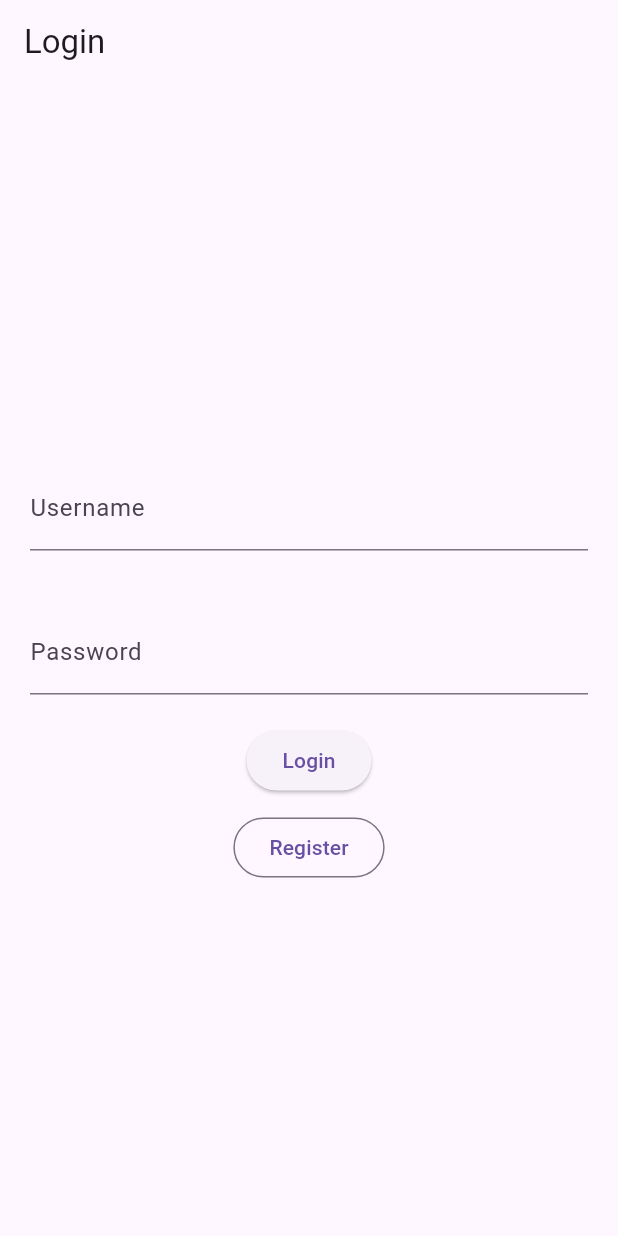
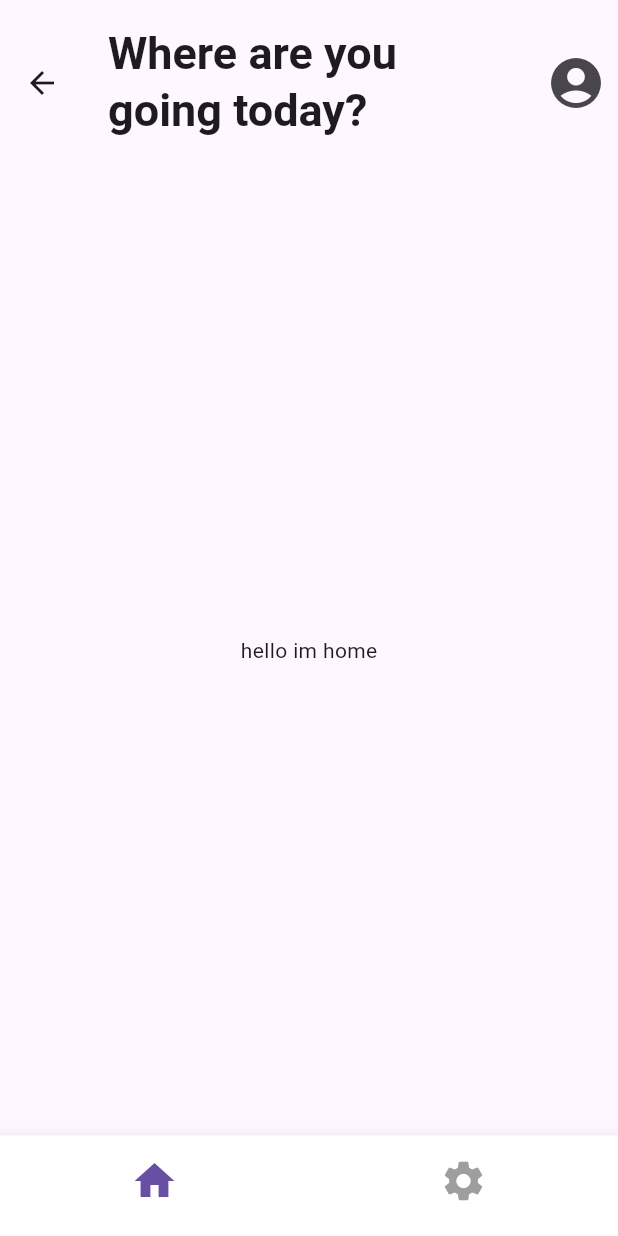
Before and after one commit to lestherbualan/flutter-delivery, a Flutter app: the screen it shows after launch, on a phone screen of 412 x 824 dp. Run offline on Flutter 3.47's test engine with Material 3 defaults, Android fonts, the phone set to English and light mode, and no system bars; our stand-ins replace geocoding, geolocator; missing offline and left inert: flutter_osm_plugin, geodesy; Roboto replaces fonts that are missing (Montserrat); project files that could hold a hidden picture were left out.

Commit message:
add dashboard screen and bottom navigation

```diff
--- a/lib/authentication_screen/login_screen.dart
+++ b/lib/authentication_screen/login_screen.dart
@@ -1,6 +1,7 @@
 import 'package:flutter/material.dart';
 import '../map_app/app.dart'; // Importing the app.dart file
 import 'registration_screen.dart'; // Importing the registration screen file
+import '../dashboard_screen/dashboard_screen.dart'; //
 
 class LoginScreen extends StatelessWidget {
   const LoginScreen({Key? key});
@@ -37,7 +38,8 @@ class LoginScreen extends StatelessWidget {
                 // Simulating successful login, navigate to App.dart
                 Navigator.pushReplacement(
                   context,
-                  MaterialPageRoute(builder: (context) => const MyApp()),
+                  MaterialPageRoute(
+                      builder: (context) => const DashboardScreen()),
                 );
               },
               child: const Text('Login'),
--- /dev/null
+++ b/lib/dashboard_screen/dashboard_screen.dart
@@ -0,0 +1,80 @@
+import 'package:flutter/material.dart';
+import '../home_screen/home_screen.dart';
+
+class DashboardScreen extends StatefulWidget {
+  const DashboardScreen({Key? key}) : super(key: key);
+
+  @override
+  _DashboardScreenState createState() => _DashboardScreenState();
+}
+
+class _DashboardScreenState extends State<DashboardScreen> {
+  int _selectedIndex = 0;
+
+  static const List<Widget> _widgetOptions = <Widget>[
+    HomeScreen(), // Replace with your home screen widget
+    Text('Settings'), // Replace with your settings screen widget
+  ];
+
+  void _onItemTapped(int index) {
+    setState(() {
+      _selectedIndex = index;
+    });
+  }
+
+  @override
+  Widget build(BuildContext context) {
+    return Scaffold(
+      appBar: PreferredSize(
+        preferredSize:
+            const Size.fromHeight(110.0), // Set preferred height here
+        child: AppBar(
+          toolbarHeight: 110.0,
+          title: const Text(
+            'Where are you \ngoing today?',
+            style: TextStyle(
+              fontFamily: 'Montserrat',
+              fontWeight: FontWeight.bold,
+              fontSize: 30.0,
+            ),
+          ),
+          actions: <Widget>[
+            IconButton(
+              icon: const Icon(
+                  Icons.account_circle), // Placeholder icon for user avatar
+              onPressed: () {
+                // Add your action here
+              },
+              iconSize: 40.0,
+            ),
+          ],
+        ),
+      ),
+      body: Center(
+        child: _widgetOptions.elementAt(_selectedIndex),
+      ),
+      bottomNavigationBar: BottomNavigationBar(
+        items: const <BottomNavigationBarItem>[
+          BottomNavigationBarItem(
+            icon: Icon(Icons.home, size: 32), // Increased icon size
+            label: '', // Empty label
+          ),
+          BottomNavigationBarItem(
+            icon: Icon(Icons.settings, size: 32), // Increased icon size
+            label: '', // Empty label
+          ),
+        ],
+        currentIndex: _selectedIndex,
+        onTap: _onItemTapped,
+        selectedItemColor:
+            Theme.of(context).primaryColor, // Change the selected item color
+        unselectedItemColor: Colors.grey, // Change the unselected item color
+        showSelectedLabels: false, // Hide selected item labels
+        showUnselectedLabels: false, // Hide unselected item labels
+        backgroundColor: Colors.white, // Change background color
+        type: BottomNavigationBarType
+            .fixed, // Fix the type to ensure all icons are displayed
+      ),
+    );
+  }
+}
--- /dev/null
+++ b/lib/home_screen/home_screen.dart
@@ -0,0 +1,28 @@
+import 'package:flutter/material.dart';
+
+class HomeScreen extends StatefulWidget {
+  const HomeScreen({Key? key}) : super(key: key);
+
+  @override
+  _HomeScreenState createState() => _HomeScreenState();
+}
+
+class _HomeScreenState extends State<HomeScreen> {
+  int _selectedIndex = 0;
+
+  static const List<Widget> _widgetOptions = <Widget>[
+    Text('Home'), // Replace with your home screen widget
+    Text('Settings'), // Replace with your settings screen widget
+  ];
+
+  void _onItemTapped(int index) {
+    setState(() {
+      _selectedIndex = index;
+    });
+  }
+
+  @override
+  Widget build(BuildContext context) {
+    return const Text('hello im home');
+  }
+}
--- a/lib/main.dart
+++ b/lib/main.dart
@@ -1,5 +1,6 @@
 import 'package:flutter/material.dart';
 import './authentication_screen/login_screen.dart';
+import './dashboard_screen/dashboard_screen.dart'; // Import the dashboard screen file
 
 void main() {
   runApp(const MyApp());
@@ -15,7 +16,13 @@ class MyApp extends StatelessWidget {
       theme: ThemeData(
         primarySwatch: Colors.blue,
       ),
-      home: const LoginScreen(), // Set the login screen as the home screen
+      // Use a named route for navigation
+      initialRoute: '/dashboard',
+      routes: {
+        '/': (context) => const LoginScreen(), // Route to LoginScreen
+        '/dashboard': (context) =>
+            const DashboardScreen(), // Route to DashboardScreen
+      },
     );
   }
 }
--- a/lib/map_app/map_display.dart
+++ b/lib/map_app/map_display.dart
@@ -104,6 +104,7 @@ class _MapDisplayState extends State<MapDisplay> {
                 ),
               ),
             ),
+            enableRotationByGesture: false,
           ),
         ),
         Positioned(
--- a/pubspec.yaml
+++ b/pubspec.yaml
@@ -23,3 +23,8 @@ dev_dependencies:
 
 flutter:
   uses-material-design: true
+
+fonts:
+  family: Montserrat
+  fonts:
+    asset: fonts/Montserrat-Regular.ttf
```
Also changed, not shown: fonts/Montserrat-Regular.ttf (added).
